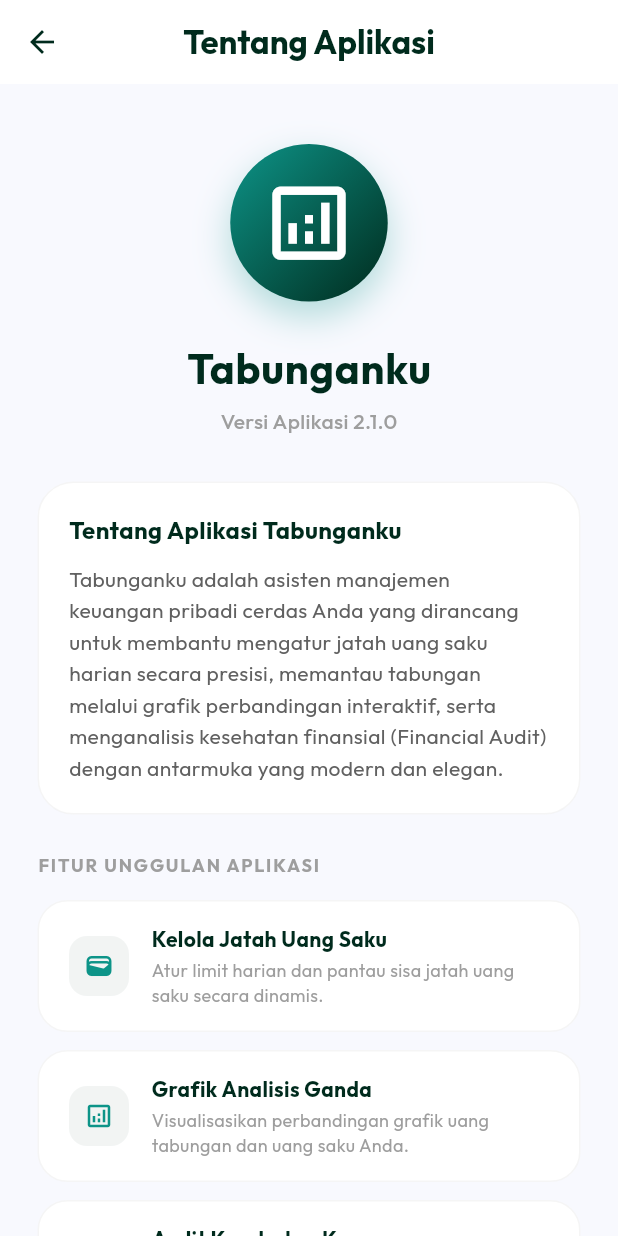
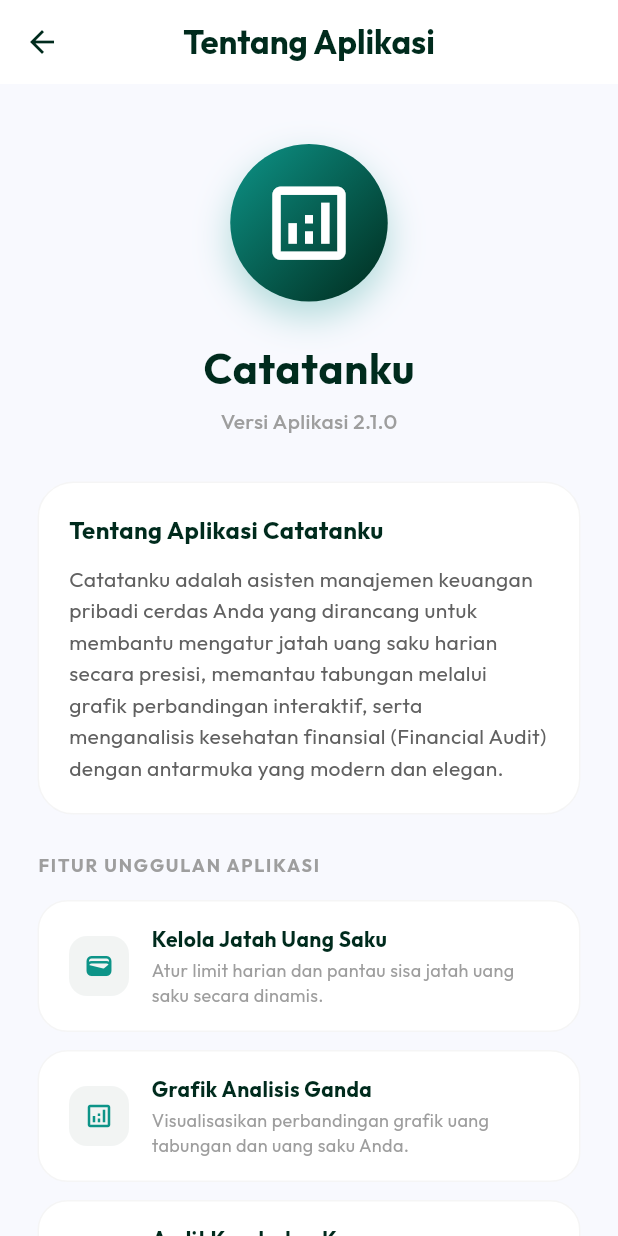
Before and after one commit to alufazzayanarini-12/uas_projek_mobile, a Flutter app: the AboutAppScreen screen opened directly, on a phone screen of 412 x 824 dp. Run offline on Flutter 3.47's test engine with Material 3 defaults, Android fonts, the light colour scheme and no system bars; our stand-ins replace fl_chart, flutter_local_notifications, google_fonts, image_picker, local_auth, shared_preferences and 4 more; accounts and stored records are empty.

Commit message:
melakukan perubahan

```diff
--- a/lib/l10n/app_en.arb
+++ b/lib/l10n/app_en.arb
@@ -58,5 +58,5 @@
   "metode_pembayaran": "Payment Methods",
   "dikembangkan_oleh": "Developed by:",
   "versi_aplikasi": "App Version 2.1.0",
-  "hak_cipta": "Copyright © 2026 Tabunganku.\nAll Rights Reserved."
+  "hak_cipta": "Copyright © 2026 Catatanku.\nAll Rights Reserved."
 }
--- a/lib/l10n/app_id.arb
+++ b/lib/l10n/app_id.arb
@@ -43,7 +43,7 @@
   "statistik": "Statistik",
   "tambah": "Tambah",
   "laporan": "Laporan",
-  "tabunganku": "Tabunganku",
+  "tabunganku": "Catatanku",
   "pilih_aksi": "Pilih Aksi",
   "pilih_aksi_subtitle": "Kelola keuangan Anda dengan kontrol penuh.",
   "audit_financial": "Audit Finansial",
@@ -58,5 +58,5 @@
   "metode_pembayaran": "Metode Pembayaran",
   "dikembangkan_oleh": "Dikembangkan oleh:",
   "versi_aplikasi": "Versi Aplikasi 2.1.0",
-  "hak_cipta": "Hak Cipta © 2026 Tabunganku.\nSemua Hak Dilindungi."
+  "hak_cipta": "Hak Cipta © 2026 Catatanku.\nSemua Hak Dilindungi."
 }
--- a/lib/providers/settings_provider.dart
+++ b/lib/providers/settings_provider.dart
@@ -299,7 +299,7 @@ class SettingsProvider with ChangeNotifier {
       'statistik': 'Statistik',
       'tambah': 'Tambah',
       'laporan': 'Laporan',
-      'tabunganku': 'Tabunganku',
+      'tabunganku': 'Catatanku',
       'pilih_aksi': 'Pilih Aksi',
       'pilih_aksi_subtitle': 'Kelola keuangan Anda dengan kontrol penuh.',
       'audit_financial': 'Audit Finansial',
@@ -418,7 +418,7 @@ class SettingsProvider with ChangeNotifier {
       'uang_bensin': 'Uang Bensin',
       'lain_lain': 'Lain-lain',
       'analisis_bulanan': 'Analisis Bulanan',
-      'analisis_bulanan_deskripsi': 'Hebat! Pengeluaran Anda di bulan ini turun 15% dibanding rata-rata bulan lalu. Sisa saldo {balance} ideal dialokasikan langsung ke Tabunganku.',
+      'analisis_bulanan_deskripsi': 'Hebat! Pengeluaran Anda di bulan ini turun 15% dibanding rata-rata bulan lalu. Sisa saldo {balance} ideal dialokasikan langsung ke Catatanku.',
       'laporan_berhasil_unduh': 'Laporan {month} berhasil diunduh sebagai PDF!',
       'unduh_laporan_pdf': 'Unduh Laporan (PDF)',
       'pilih_format_unduh': 'Pilih format file untuk mengunduh laporan keuangan Anda secara lengkap.',
@@ -430,7 +430,7 @@ class SettingsProvider with ChangeNotifier {
       'metode_pembayaran': 'Metode Pembayaran',
       'dikembangkan_oleh': 'Dikembangkan oleh:',
       'versi_aplikasi': 'Versi Aplikasi 2.1.0',
-      'hak_cipta': 'Hak Cipta © 2026 Tabunganku.\nSemua Hak Dilindungi.',
+      'hak_cipta': 'Hak Cipta © 2026 Catatanku.\nSemua Hak Dilindungi.',
       'jumlah_nominal': 'Jumlah Nominal',
       'kartu_kredit': 'Kartu Kredit',
       'kategori': 'Kategori',
@@ -606,7 +606,7 @@ class SettingsProvider with ChangeNotifier {
       'uang_bensin': 'Fuel Money',
       'lain_lain': 'Others',
       'analisis_bulanan': 'Monthly Analysis',
-      'analisis_bulanan_deskripsi': 'Great! Your spending this month is 15% lower than last month. The remaining balance of {balance} is ideally allocated directly to Tabunganku.',
+      'analisis_bulanan_deskripsi': 'Great! Your spending this month is 15% lower than last month. The remaining balance of {balance} is ideally allocated directly to Catatanku.',
       'laporan_berhasil_unduh': 'Report for {month} was downloaded as PDF!',
       'unduh_laporan_pdf': 'Download Report (PDF)',
       'pilih_format_unduh': 'Choose a file format to download your full financial report.',
@@ -618,7 +618,7 @@ class SettingsProvider with ChangeNotifier {
       'metode_pembayaran': 'Payment Methods',
       'dikembangkan_oleh': 'Developed by:',
       'versi_aplikasi': 'App Version 2.1.0',
-      'hak_cipta': 'Copyright © 2026 Tabunganku.\nAll Rights Reserved.',
+      'hak_cipta': 'Copyright © 2026 Catatanku.\nAll Rights Reserved.',
       'jumlah_nominal': 'Amount',
       'kartu_kredit': 'Credit Card',
       'kategori': 'Category',
@@ -857,7 +857,7 @@ class SettingsProvider with ChangeNotifier {
       'uang_bensin': '燃料費',
       'lain_lain': 'その他',
       'analisis_bulanan': '月次分析',
-      'analisis_bulanan_deskripsi': '素晴らしい！今月の支出は先月平均より15％少なく、残高 {balance} は Tabunganku に直接配分するのに理想的です。',
+      'analisis_bulanan_deskripsi': '素晴らしい！今月の支出は先月平均より15％少なく、残高 {balance} は Catatanku に直接配分するのに理想的です。',
       'laporan_berhasil_unduh': '{month} のレポートが PDF としてダウンロードされました！',
       'unduh_laporan_pdf': 'レポートをダウンロード (PDF)',
       'pilih_format_unduh': '完全な財務レポートをダウンロードするファイル形式を選択してください。',
@@ -869,7 +869,7 @@ class SettingsProvider with ChangeNotifier {
       'metode_pembayaran': '支払い方法',
       'dikembangkan_oleh': '開発者:',
       'versi_aplikasi': 'アプリバージョン 2.1.0',
-      'hak_cipta': '著作権 © 2026 Tabunganku。\n全著作権所有。',
+      'hak_cipta': '著作権 © 2026 Catatanku。\n全著作権所有。',
       'jumlah_nominal': '金額',
       'kartu_kredit': 'クレジットカード',
       'kategori': 'カテゴリ',
@@ -1109,7 +1109,7 @@ class SettingsProvider with ChangeNotifier {
       'uang_bensin': 'تكاليف الوقود',
       'lain_lain': 'أخرى',
       'analisis_bulanan': 'التحليل الشهري',
-      'analisis_bulanan_deskripsi': 'رائع! إنفاقك هذا الشهر أقل بنسبة 15٪ من الشهر الماضي. الرصيد المتبقي {balance} من المثالي تخصيصه مباشرة إلى Tabunganku.',
+      'analisis_bulanan_deskripsi': 'رائع! إنفاقك هذا الشهر أقل بنسبة 15٪ من الشهر الماضي. الرصيد المتبقي {balance} من المثالي تخصيصه مباشرة إلى Catatanku.',
       'laporan_berhasil_unduh': 'تم تنزيل تقرير {month} كملف PDF!',
       'unduh_laporan_pdf': 'تنزيل التقرير (PDF)',
       'pilih_format_unduh': 'اختر تنسيق الملف لتنزيل تقريرك المالي الكامل.',
@@ -1121,7 +1121,7 @@ class SettingsProvider with ChangeNotifier {
       'metode_pembayaran': 'طرق الدفع',
       'dikembangkan_oleh': 'تم التطوير بواسطة:',
       'versi_aplikasi': 'إصدار التطبيق 2.1.0',
-      'hak_cipta': 'حقوق النشر © 2026 Tabunganku.\nجميع الحقوق محفوظة.',
+      'hak_cipta': 'حقوق النشر © 2026 Catatanku.\nجميع الحقوق محفوظة.',
       'jumlah_nominal': 'المبلغ',
       'kartu_kredit': 'بطاقة الائتمان',
       'kategori': 'الفئة',
--- a/lib/screens/about_app_screen.dart
+++ b/lib/screens/about_app_screen.dart
@@ -104,7 +104,7 @@ class AboutAppScreen extends StatelessWidget {
                       ),
                       const SizedBox(height: 10),
                       Text(
-                        'Tabunganku adalah asisten manajemen keuangan pribadi cerdas Anda yang dirancang untuk membantu mengatur jatah uang saku harian secara presisi, memantau tabungan melalui grafik perbandingan interaktif, serta menganalisis kesehatan finansial (Financial Audit) dengan antarmuka yang modern dan elegan.',
+                        'Catatanku adalah asisten manajemen keuangan pribadi cerdas Anda yang dirancang untuk membantu mengatur jatah uang saku harian secara presisi, memantau tabungan melalui grafik perbandingan interaktif, serta menganalisis kesehatan finansial (Financial Audit) dengan antarmuka yang modern dan elegan.',
                         style: GoogleFonts.outfit(
                           fontSize: 14,
                           color: isDark ? Colors.white70 : Colors.grey[700],
@@ -184,7 +184,7 @@ class AboutAppScreen extends StatelessWidget {
 
                 // Footer Copyright
                 Text(
-                  'Hak Cipta © 2026 Tabunganku.\nSemua Hak Dilindungi.',
+                  'Hak Cipta © 2026 Catatanku.\nSemua Hak Dilindungi.',
                   textAlign: TextAlign.center,
                   style: GoogleFonts.outfit(fontSize: 12, color: Colors.grey[500]),
                 ),
--- a/lib/screens/profile_screen.dart
+++ b/lib/screens/profile_screen.dart
@@ -310,7 +310,7 @@ class _ProfileScreenState extends State<ProfileScreen> {
                       children: [
                         _buildPrivacySection(
                           '1. Pengumpulan Data',
-                          'Aplikasi Tabunganku menyimpan semua data transaksi, target keuangan, dan preferensi akun Anda secara lokal di dalam perangkat Anda sendiri menggunakan penyimpanan terenkripsi aman. Kami tidak mengunggah data keuangan pribadi Anda ke server pihak ketiga mana pun.',
+                          'Aplikasi Catatanku menyimpan semua data transaksi, target keuangan, dan preferensi akun Anda secara lokal di dalam perangkat Anda sendiri menggunakan penyimpanan terenkripsi aman. Kami tidak mengunggah data keuangan pribadi Anda ke server pihak ketiga mana pun.',
                           isDark,
                         ),
                         const SizedBox(height: 20),
--- a/pubspec.yaml
+++ b/pubspec.yaml
@@ -59,6 +59,7 @@ dependencies:
 dev_dependencies:
   flutter_test:
     sdk: flutter
+  flutter_launcher_icons: ^0.13.1
 
   # The "flutter_lints" package below contains a set of recommended lints to
   # encourage good coding practices. The lint set provided by the package is
@@ -83,6 +84,10 @@ flutter:
   assets:
     - assets/
 
+flutter_launcher_icons:
+  android: "launcher_icon"
+  image_path: "assets/icon/app_icon.jpg"
+  min_sdk_android: 21
   # An image asset can refer to one or more resolution-specific "variants", see
   # https://flutter.dev/to/resolution-aware-images
 
```
Also changed, not shown: assets/icon/ic_launcher.png.jpg (added), pubspec.lock, 21 other files.
